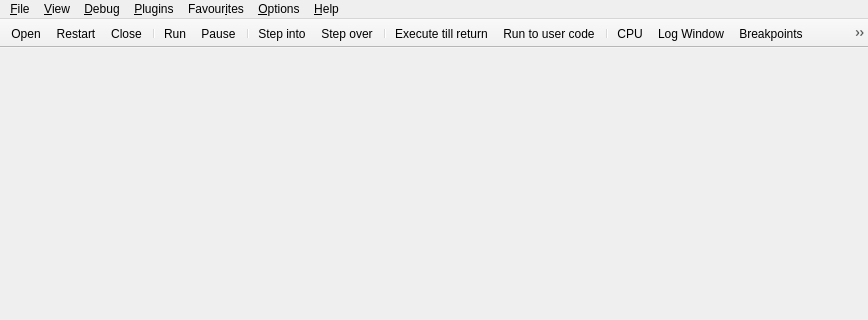
Old version of the form src/gui/Src/Gui/MainWindow.ui in the repository x64dbg/x64dbg; both pictures show x 0 to 868 and y 0 to 320 of the 868 by 600 pixel window.
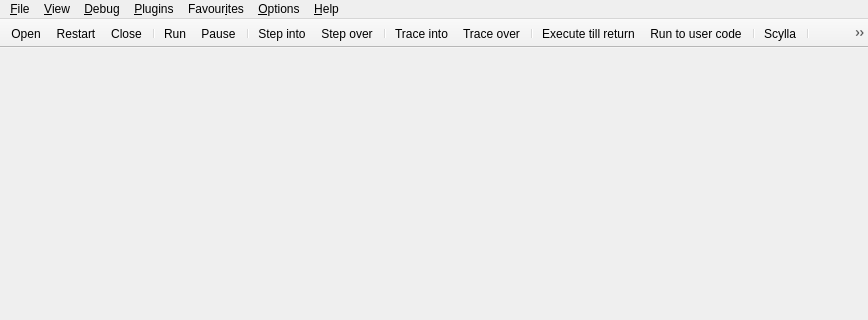
New version of the form. Icons and pictures are not drawn.

Commit message: GUI: small improvements to MainWindow and AboutDialog

The edit to the form file:
```diff
--- a/src/gui/Src/Gui/MainWindow.ui
+++ b/src/gui/Src/Gui/MainWindow.ui
@@ -215,21 +215,12 @@
    <addaction name="actionStepInto"/>
    <addaction name="actionStepOver"/>
    <addaction name="separator"/>
+   <addaction name="actionTicnd"/>
+   <addaction name="actionTocnd"/>
+   <addaction name="separator"/>
    <addaction name="actionRtr"/>
    <addaction name="actionRtu"/>
    <addaction name="separator"/>
-   <addaction name="actionCpu"/>
-   <addaction name="actionLog"/>
-   <addaction name="actionBreakpoints"/>
-   <addaction name="actionMemoryMap"/>
-   <addaction name="actionCallStack"/>
-   <addaction name="actionSEHChain"/>
-   <addaction name="actionScript"/>
-   <addaction name="actionSymbolInfo"/>
-   <addaction name="actionSource"/>
-   <addaction name="actionReferences"/>
-   <addaction name="actionThreads"/>
-   <addaction name="separator"/>
    <addaction name="actionScylla"/>
    <addaction name="separator"/>
    <addaction name="actionPatches"/>
@@ -237,18 +228,13 @@
    <addaction name="actionLabels"/>
    <addaction name="actionBookmarks"/>
    <addaction name="actionFunctions"/>
+   <addaction name="actionVariables"/>
    <addaction name="separator"/>
    <addaction name="actionStrings"/>
    <addaction name="actionCalls"/>
    <addaction name="separator"/>
    <addaction name="actionCalculator"/>
    <addaction name="actionCheckUpdates"/>
-   <addaction name="actionDonate"/>
-   <addaction name="actionReportBug"/>
-   <addaction name="separator"/>
-   <addaction name="actionManual"/>
-   <addaction name="actionFaq"/>
-   <addaction name="actionAbout"/>
   </widget>
   <widget class="QStatusBar" name="statusBar">
    <property name="sizeGripEnabled">
```
Left out of the diff: 1 changed line with no effect on the pictures. The commit also changes 5 other files.
